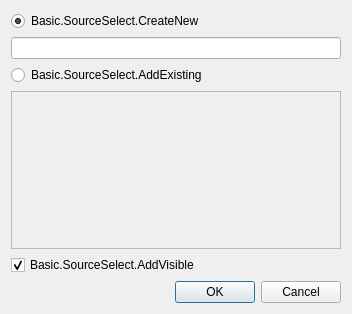
Above: frontend/forms/OBSBasicSourceSelect.ui from zbynekdrlik/camera-box before the change. Below: the same form after it.
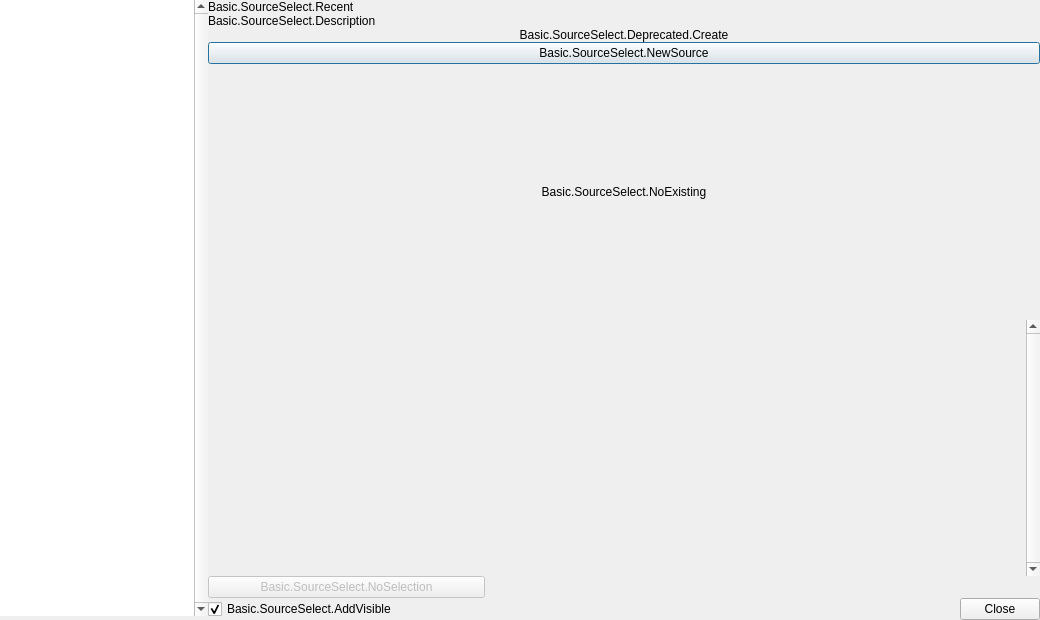
That is the form after the change. Custom widgets are drawn as their Qt base class.

Diff of the .ui file:
```diff
--- a/frontend/forms/OBSBasicSourceSelect.ui
+++ b/frontend/forms/OBSBasicSourceSelect.ui
@@ -9,100 +9,655 @@
    <rect>
     <x>0</x>
     <y>0</y>
-    <width>352</width>
-    <height>314</height>
+    <width>1040</width>
+    <height>620</height>
    </rect>
   </property>
+  <property name="sizePolicy">
+   <sizepolicy hsizetype="Fixed" vsizetype="Preferred">
+    <horstretch>0</horstretch>
+    <verstretch>0</verstretch>
+   </sizepolicy>
+  </property>
+  <property name="maximumSize">
+   <size>
+    <width>16777215</width>
+    <height>1000</height>
+   </size>
+  </property>
   <property name="windowTitle">
    <string>Basic.SourceSelect</string>
   </property>
-  <layout class="QVBoxLayout" name="verticalLayout">
+  <property name="class" stdset="0">
+   <string/>
+  </property>
+  <layout class="QVBoxLayout" name="verticalLayout_7">
+   <property name="spacing">
+    <number>0</number>
+   </property>
+   <property name="leftMargin">
+    <number>0</number>
+   </property>
+   <property name="topMargin">
+    <number>0</number>
+   </property>
+   <property name="rightMargin">
+    <number>0</number>
+   </property>
+   <property name="bottomMargin">
+    <number>0</number>
+   </property>
    <item>
-    <layout class="QVBoxLayout" name="verticalLayout_2">
-     <item>
-      <widget class="QRadioButton" name="createNew">
-       <property name="text">
-        <string>Basic.SourceSelect.CreateNew</string>
-       </property>
-       <property name="checked">
-        <bool>true</bool>
-       </property>
-      </widget>
-     </item>
-     <item>
-      <widget class="QLineEdit" name="sourceName"/>
-     </item>
-     <item>
-      <widget class="QRadioButton" name="selectExisting">
-       <property name="text">
-        <string>Basic.SourceSelect.AddExisting</string>
-       </property>
-      </widget>
-     </item>
-     <item>
-      <widget class="QListWidget" name="sourceList">
-       <property name="enabled">
-        <bool>false</bool>
-       </property>
-       <property name="sortingEnabled">
-        <bool>true</bool>
-       </property>
-      </widget>
-     </item>
-     <item>
-      <widget class="QCheckBox" name="sourceVisible">
-       <property name="text">
-        <string>Basic.SourceSelect.AddVisible</string>
-       </property>
-       <property name="checked">
-        <bool>true</bool>
-       </property>
-      </widget>
-     </item>
-    </layout>
-   </item>
-   <item>
-    <widget class="QDialogButtonBox" name="buttonBox">
-     <property name="standardButtons">
-      <set>QDialogButtonBox::Cancel|QDialogButtonBox::Ok</set>
+    <widget class="QFrame" name="dialogInner">
+     <property name="sizePolicy">
+      <sizepolicy hsizetype="Minimum" vsizetype="Preferred">
+       <horstretch>0</horstretch>
+       <verstretch>0</verstretch>
+      </sizepolicy>
      </property>
+     <property name="frameShape">
+      <enum>QFrame::NoFrame</enum>
+     </property>
+     <property name="frameShadow">
+      <enum>QFrame::Plain</enum>
+     </property>
+     <property name="lineWidth">
+      <number>0</number>
+     </property>
+     <property name="class" stdset="0">
+      <string>dialog-container</string>
+     </property>
+     <layout class="QHBoxLayout" name="horizontalLayout" stretch="1,4">
+      <property name="spacing">
+       <number>0</number>
+      </property>
+      <property name="leftMargin">
+       <number>0</number>
+      </property>
+      <property name="topMargin">
+       <number>0</number>
+      </property>
+      <property name="rightMargin">
+       <number>0</number>
+      </property>
+      <property name="bottomMargin">
+       <number>0</number>
+      </property>
+      <item>
+       <widget class="QFrame" name="selectTypeFrame">
+        <property name="enabled">
+         <bool>true</bool>
+        </property>
+        <property name="sizePolicy">
+         <sizepolicy hsizetype="Minimum" vsizetype="Expanding">
+          <horstretch>0</horstretch>
+          <verstretch>0</verstretch>
+         </sizepolicy>
+        </property>
+        <property name="accessibleName">
+         <string>Basic.SourceSelect.SelectType</string>
+        </property>
+        <property name="frameShape">
+         <enum>QFrame::NoFrame</enum>
+        </property>
+        <property name="frameShadow">
+         <enum>QFrame::Plain</enum>
+        </property>
+        <property name="lineWidth">
+         <number>0</number>
+        </property>
+        <property name="class" stdset="0">
+         <string>dialog-frame</string>
+        </property>
+        <layout class="QVBoxLayout" name="verticalLayout">
+         <property name="spacing">
+          <number>0</number>
+         </property>
+         <property name="leftMargin">
+          <number>0</number>
+         </property>
+         <property name="topMargin">
+          <number>0</number>
+         </property>
+         <property name="rightMargin">
+          <number>0</number>
+         </property>
+         <property name="bottomMargin">
+          <number>0</number>
+         </property>
+         <item>
+          <widget class="QListWidget" name="sourceTypeList">
+           <property name="sizePolicy">
+            <sizepolicy hsizetype="Minimum" vsizetype="Expanding">
+             <horstretch>0</horstretch>
+             <verstretch>0</verstretch>
+            </sizepolicy>
+           </property>
+           <property name="minimumSize">
+            <size>
+             <width>0</width>
+             <height>460</height>
+            </size>
+           </property>
+           <property name="accessibleName">
+            <string>Basic.SourceSelect.SelectType</string>
+           </property>
+           <property name="frameShape">
+            <enum>QFrame::NoFrame</enum>
+           </property>
+           <property name="frameShadow">
+            <enum>QFrame::Plain</enum>
+           </property>
+           <property name="lineWidth">
+            <number>0</number>
+           </property>
+           <property name="verticalScrollBarPolicy">
+            <enum>Qt::ScrollBarAlwaysOn</enum>
+           </property>
+           <property name="horizontalScrollBarPolicy">
+            <enum>Qt::ScrollBarAlwaysOff</enum>
+           </property>
+           <property name="sizeAdjustPolicy">
+            <enum>QAbstractScrollArea::AdjustToContentsOnFirstShow</enum>
+           </property>
+           <property name="editTriggers">
+            <set>QAbstractItemView::NoEditTriggers</set>
+           </property>
+           <property name="showDropIndicator" stdset="0">
+            <bool>false</bool>
+           </property>
+           <property name="verticalScrollMode">
+            <enum>QAbstractItemView::ScrollPerPixel</enum>
+           </property>
+           <property name="horizontalScrollMode">
+            <enum>QAbstractItemView::ScrollPerPixel</enum>
+           </property>
+           <property name="resizeMode">
+            <enum>QListView::Adjust</enum>
+           </property>
+           <property name="class" stdset="0">
+            <string/>
+           </property>
+          </widget>
+         </item>
+         <item>
+          <spacer name="verticalSpacer_2">
+           <property name="orientation">
+            <enum>Qt::Vertical</enum>
+           </property>
+           <property name="sizeType">
+            <enum>QSizePolicy::Minimum</enum>
+           </property>
+           <property name="sizeHint" stdset="0">
+            <size>
+             <width>17</width>
+             <height>4</height>
+            </size>
+           </property>
+          </spacer>
+         </item>
+        </layout>
+       </widget>
+      </item>
+      <item>
+       <widget class="QFrame" name="sourcesFrame">
+        <property name="frameShape">
+         <enum>QFrame::NoFrame</enum>
+        </property>
+        <property name="frameShadow">
+         <enum>QFrame::Plain</enum>
+        </property>
+        <property name="lineWidth">
+         <number>0</number>
+        </property>
+        <property name="class" stdset="0">
+         <string/>
+        </property>
+        <layout class="QVBoxLayout" name="verticalLayout_8" stretch="0,0">
+         <property name="spacing">
+          <number>0</number>
+         </property>
+         <property name="leftMargin">
+          <number>0</number>
+         </property>
+         <property name="topMargin">
+          <number>0</number>
+         </property>
+         <property name="rightMargin">
+          <number>0</number>
+         </property>
+         <property name="bottomMargin">
+          <number>0</number>
+         </property>
+         <item>
+          <widget class="QFrame" name="selectSourceContainer">
+           <property name="frameShape">
+            <enum>QFrame::NoFrame</enum>
+           </property>
+           <property name="frameShadow">
+            <enum>QFrame::Plain</enum>
+           </property>
+           <property name="lineWidth">
+            <number>0</number>
+           </property>
+           <property name="class" stdset="0">
+            <string>dialog-container</string>
+           </property>
+           <layout class="QVBoxLayout" name="verticalLayout_2">
+            <property name="spacing">
+             <number>0</number>
+            </property>
+            <property name="leftMargin">
+             <number>0</number>
+            </property>
+            <property name="topMargin">
+             <number>0</number>
+            </property>
+            <property name="rightMargin">
+             <number>0</number>
+            </property>
+            <property name="bottomMargin">
+             <number>0</number>
+            </property>
+            <item>
+             <widget class="QLabel" name="sourceSelectTitle">
+              <property name="text">
+               <string>Basic.SourceSelect.Recent</string>
+              </property>
+              <property name="class" stdset="0">
+               <string>text-title</string>
+              </property>
+             </widget>
+            </item>
+            <item>
+             <widget class="QLabel" name="sourceSelectDescription">
+              <property name="text">
+               <string>Basic.SourceSelect.Description</string>
+              </property>
+              <property name="class" stdset="0">
+               <string>text-small text-muted margin-y</string>
+              </property>
+             </widget>
+            </item>
+            <item>
+             <widget class="QFrame" name="deprecatedFrame">
+              <property name="frameShape">
+               <enum>QFrame::NoFrame</enum>
+              </property>
+              <property name="frameShadow">
+               <enum>QFrame::Plain</enum>
+              </property>
+              <property name="lineWidth">
+               <number>0</number>
+              </property>
+              <property name="class" stdset="0">
+               <string>frame-notice</string>
+              </property>
+              <layout class="QVBoxLayout" name="verticalLayout_3">
+               <property name="spacing">
+                <number>0</number>
+               </property>
+               <property name="leftMargin">
+                <number>0</number>
+               </property>
+               <property name="topMargin">
+                <number>0</number>
+               </property>
+               <property name="rightMargin">
+                <number>0</number>
+               </property>
+               <property name="bottomMargin">
+                <number>0</number>
+               </property>
+               <item>
+                <widget class="QLabel" name="deprecatedCreateLabel">
+                 <property name="sizePolicy">
+                  <sizepolicy hsizetype="MinimumExpanding" vsizetype="Maximum">
+                   <horstretch>0</horstretch>
+                   <verstretch>0</verstretch>
+                  </sizepolicy>
+                 </property>
+                 <property name="frameShape">
+                  <enum>QFrame::NoFrame</enum>
+                 </property>
+                 <property name="frameShadow">
+                  <enum>QFrame::Plain</enum>
+                 </property>
+                 <property name="lineWidth">
+                  <number>0</number>
+                 </property>
+                 <property name="text">
+                  <string>Basic.SourceSelect.Deprecated.Create</string>
+                 </property>
+                 <property name="alignment">
+                  <set>Qt::AlignCenter</set>
+                 </property>
+                </widget>
+               </item>
+              </layout>
+             </widget>
+            </item>
+            <item>
+             <widget class="QFrame" name="selectSourceFrame">
+              <property name="accessibleName">
+               <string>Basic.SourceSelect.AddExisting</string>
+              </property>
+              <property name="frameShadow">
+               <enum>QFrame::Plain</enum>
+              </property>
+              <property name="lineWidth">
+               <number>0</number>
+              </property>
+              <property name="class" stdset="0">
+               <string>dialog-container dialog-frame</string>
+              </property>
+              <layout class="QVBoxLayout" name="verticalLayout_6">
+               <property name="spacing">
+                <number>0</number>
+               </property>
+               <property name="leftMargin">
+                <number>0</number>
+               </property>
+               <property name="topMargin">
+                <number>0</number>
+               </property>
+               <property name="rightMargin">
+                <number>0</number>
+               </property>
+               <property name="bottomMargin">
+                <number>0</number>
+               </property>
+               <item>
+                <widget class="QPushButton" name="createNewSource">
+                 <property name="sizePolicy">
+                  <sizepolicy hsizetype="MinimumExpanding" vsizetype="Fixed">
+                   <horstretch>0</horstretch>
+                   <verstretch>0</verstretch>
+                  </sizepolicy>
+                 </property>
+                 <property name="cursor">
+                  <cursorShape>PointingHandCursor</cursorShape>
+                 </property>
+                 <property name="text">
+                  <string>Basic.SourceSelect.NewSource</string>
+                 </property>
+                 <property name="class" stdset="0">
+                  <string>btn-create-new</string>
+                 </property>
+                </widget>
+               </item>
+               <item>
+                <widget class="QLabel" name="noExistingLabel">
+                 <property name="sizePolicy">
+                  <sizepolicy hsizetype="Preferred" vsizetype="MinimumExpanding">
+                   <horstretch>0</horstretch>
+                   <verstretch>0</verstretch>
+                  </sizepolicy>
+                 </property>
+                 <property name="text">
+                  <string>Basic.SourceSelect.NoExisting</string>
+                 </property>
+                 <property name="alignment">
+                  <set>Qt::AlignCenter</set>
+                 </property>
+                 <property name="class" stdset="0">
+                  <string>text-muted</string>
+                 </property>
+                </widget>
+               </item>
+               <item>
+                <widget class="QScrollArea" name="existingScrollArea">
+                 <property name="focusPolicy">
+                  <enum>Qt::NoFocus</enum>
+                 </property>
+                 <property name="frameShape">
+                  <enum>QFrame::NoFrame</enum>
+                 </property>
+                 <property name="frameShadow">
+                  <enum>QFrame::Plain</enum>
+                 </property>
+                 <property name="lineWidth">
+                  <number>0</number>
+                 </property>
+                 <property name="verticalScrollBarPolicy">
+                  <enum>Qt::ScrollBarAlwaysOn</enum>
+                 </property>
+                 <property name="horizontalScrollBarPolicy">
+                  <enum>Qt::ScrollBarAlwaysOff</enum>
+                 </property>
+                 <property name="sizeAdjustPolicy">
+                  <enum>QAbstractScrollArea::AdjustToContents</enum>
+                 </property>
+                 <property name="widgetResizable">
+                  <bool>true</bool>
+                 </property>
+                 <widget class="QWidget" name="existingScrollContents">
+                  <property name="geometry">
+                   <rect>
+                    <x>0</x>
+                    <y>0</y>
+                    <width>819</width>
+                    <height>250</height>
+                   </rect>
+                  </property>
+                  <property name="autoFillBackground">
+                   <bool>true</bool>
+                  </property>
+                  <layout class="QVBoxLayout" name="verticalLayout_4">
+                   <property name="spacing">
+                    <number>0</number>
+                   </property>
+                   <property name="leftMargin">
+                    <number>0</number>
+                   </property>
+                   <property name="topMargin">
+                    <number>0</number>
+                   </property>
+                   <property name="rightMargin">
+                    <number>0</number>
+                   </property>
+                   <property name="bottomMargin">
+                    <number>0</number>
+                   </property>
+                   <item>
+                    <widget class="FlowFrame" name="existingListFrame">
+                     <property name="frameShape">
+                      <enum>QFrame::NoFrame</enum>
+                     </property>
+                     <property name="frameShadow">
+                      <enum>QFrame::Plain</enum>
+                     </property>
+                     <property name="lineWidth">
+                      <number>0</number>
+                     </property>
+                    </widget>
+                   </item>
+                   <item>
+                    <spacer name="verticalSpacer">
+                     <property name="orientation">
+                      <enum>Qt::Vertical</enum>
+                     </property>
+                     <property name="sizeHint" stdset="0">
+                      <size>
+                       <width>20</width>
+                       <height>10</height>
+                      </size>
+                     </property>
+                    </spacer>
+                   </item>
+                  </layout>
+                 </widget>
+                </widget>
+               </item>
+               <item>
+                <widget class="QWidget" name="addExistingContainer" native="true">
+                 <property name="minimumSize">
+                  <size>
+                   <width>0</width>
+                   <height>0</height>
+                  </size>
+                 </property>
+                 <layout class="QHBoxLayout" name="horizontalLayout_4">
+                  <property name="leftMargin">
+                   <number>0</number>
+                  </property>
+                  <property name="topMargin">
+                   <number>0</number>
+                  </property>
+                  <property name="rightMargin">
+                   <number>0</number>
+                  </property>
+                  <property name="bottomMargin">
+                   <number>0</number>
+                  </property>
+                  <item>
+                   <widget class="QPushButton" name="addExistingButton">
+                    <property name="enabled">
+                     <bool>false</bool>
+                    </property>
+                    <property name="sizePolicy">
+                     <sizepolicy hsizetype="MinimumExpanding" vsizetype="Fixed">
+                      <horstretch>0</horstretch>
+                      <verstretch>0</verstretch>
+                     </sizepolicy>
+                    </property>
+                    <property name="text">
+                     <string>Basic.SourceSelect.NoSelection</string>
+                    </property>
+                    <property name="class" stdset="0">
+                     <string>button-primary</string>
+                    </property>
+                   </widget>
+                  </item>
+                  <item>
+                   <spacer name="horizontalSpacer_4">
+                    <property name="orientation">
+                     <enum>Qt::Horizontal</enum>
+                    </property>
+                    <property name="sizeHint" stdset="0">
+                     <size>
+                      <width>40</width>
+                      <height>10</height>
+                     </size>
+                    </property>
+                   </spacer>
+                  </item>
+                  <item>
+                   <spacer name="horizontalSpacer_3">
+                    <property name="orientation">
+                     <enum>Qt::Horizontal</enum>
+                    </property>
+                    <property name="sizeHint" stdset="0">
+                     <size>
+                      <width>259</width>
+                      <height>10</height>
+                     </size>
+                    </property>
+                   </spacer>
+                  </item>
+                 </layout>
+                </widget>
+               </item>
+              </layout>
+             </widget>
+            </item>
+           </layout>
+          </widget>
+         </item>
+         <item>
+          <widget class="QFrame" name="footer">
+           <property name="frameShape">
+            <enum>QFrame::NoFrame</enum>
+           </property>
+           <property name="frameShadow">
+            <enum>QFrame::Plain</enum>
+           </property>
+           <property name="lineWidth">
+            <number>0</number>
+           </property>
+           <property name="class" stdset="0">
+            <string>dialog-container</string>
+           </property>
+           <layout class="QHBoxLayout" name="horizontalLayout_2">
+            <property name="spacing">
+             <number>0</number>
+            </property>
+            <property name="leftMargin">
+             <number>0</number>
+            </property>
+            <property name="topMargin">
+             <number>0</number>
+            </property>
+            <property name="rightMargin">
+             <number>0</number>
+            </property>
+            <property name="bottomMargin">
+             <number>0</number>
+            </property>
+            <item>
+             <widget class="QCheckBox" name="sourceVisible">
+              <property name="text">
+               <string>Basic.SourceSelect.AddVisible</string>
+              </property>
+              <property name="checked">
+               <bool>true</bool>
+              </property>
+             </widget>
+            </item>
+            <item>
+             <spacer name="horizontalSpacer_2">
+              <property name="orientation">
+               <enum>Qt::Horizontal</enum>
+              </property>
+              <property name="sizeHint" stdset="0">
+               <size>
+                <width>40</width>
+                <height>20</height>
+               </size>
+              </property>
+             </spacer>
+            </item>
+            <item>
+             <widget class="QDialogButtonBox" name="buttonBox">
+              <property name="sizePolicy">
+               <sizepolicy hsizetype="Fixed" vsizetype="Fixed">
+                <horstretch>0</horstretch>
+                <verstretch>0</verstretch>
+               </sizepolicy>
+              </property>
+              <property name="standardButtons">
+               <set>QDialogButtonBox::Close</set>
+              </property>
+              <property name="centerButtons">
+               <bool>false</bool>
+              </property>
+             </widget>
+            </item>
+           </layout>
+          </widget>
+         </item>
+        </layout>
+       </widget>
+      </item>
+     </layout>
     </widget>
    </item>
   </layout>
  </widget>
- <resources/>
- <connections>
-  <connection>
-   <sender>createNew</sender>
-   <signal>toggled(bool)</signal>
-   <receiver>sourceName</receiver>
-   <slot>setEnabled(bool)</slot>
-   <hints>
-    <hint type="sourcelabel">
-     <x>79</x>
-     <y>29</y>
-    </hint>
-    <hint type="destinationlabel">
-     <x>108</x>
-     <y>53</y>
-    </hint>
-   </hints>
-  </connection>
-  <connection>
-   <sender>selectExisting</sender>
-   <signal>toggled(bool)</signal>
-   <receiver>sourceList</receiver>
-   <slot>setEnabled(bool)</slot>
-   <hints>
-    <hint type="sourcelabel">
-     <x>51</x>
-     <y>80</y>
-    </hint>
-    <hint type="destinationlabel">
-     <x>65</x>
-     <y>128</y>
-    </hint>
-   </hints>
-  </connection>
- </connections>
+ <customwidgets>
+  <customwidget>
+   <class>FlowFrame</class>
+   <extends>QFrame</extends>
+   <header>components/FlowFrame.hpp</header>
+   <container>1</container>
+  </customwidget>
+ </customwidgets>
+ <tabstops>
+  <tabstop>sourceTypeList</tabstop>
+  <tabstop>sourceVisible</tabstop>
+ </tabstops>
+ <resources>
+  <include location="obs.qrc"/>
+ </resources>
+ <connections/>
 </ui>
```
Left out of the diff: 2 changed lines with no effect on the pictures.
